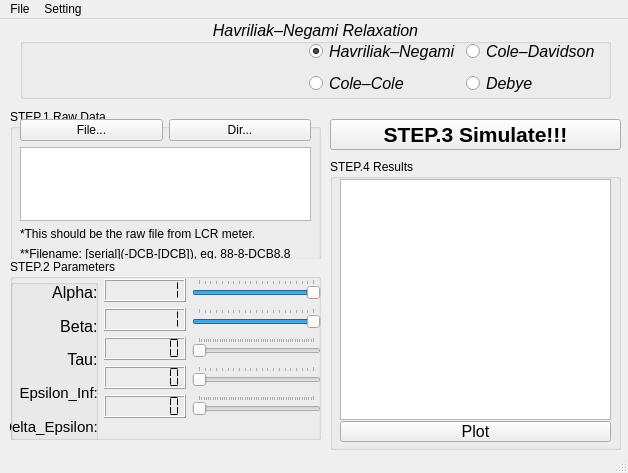
Before: the Qt Designer form app/ui/simulator_ui.ui in obliviousgarden/DataProcessingPlatform, drawn with Qt 5.
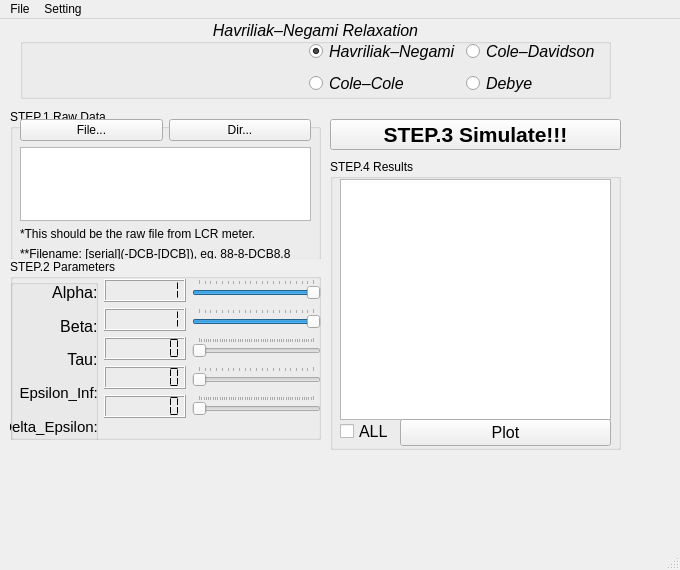
After: the same form once the commit is applied. Icons and pictures are not drawn.

Commit message: 第15次提交 增加了全选按钮 改进了低频去噪声的方法 修复了dir不选择导致的崩溃BUG 修复了results导出是有旧数据的BUG

Diff of the .ui file:
```diff
--- a/app/ui/simulator_ui.ui
+++ b/app/ui/simulator_ui.ui
@@ -6,8 +6,8 @@
    <rect>
     <x>0</x>
     <y>0</y>
-    <width>628</width>
-    <height>473</height>
+    <width>680</width>
+    <height>570</height>
    </rect>
   </property>
   <property name="sizePolicy">
@@ -545,27 +545,6 @@
     <property name="title">
      <string>STEP.4 Results</string>
     </property>
-    <widget class="QPushButton" name="PushButton_plot">
-     <property name="geometry">
-      <rect>
-       <x>10</x>
-       <y>262</y>
-       <width>271</width>
-       <height>21</height>
-      </rect>
-     </property>
-     <property name="font">
-      <font>
-       <pointsize>12</pointsize>
-      </font>
-     </property>
-     <property name="cursor">
-      <cursorShape>PointingHandCursor</cursorShape>
-     </property>
-     <property name="text">
-      <string>Plot</string>
-     </property>
-    </widget>
     <widget class="QListView" name="ListView_results">
      <property name="geometry">
       <rect>
@@ -576,6 +555,45 @@
       </rect>
      </property>
     </widget>
+    <widget class="QWidget" name="formLayoutWidget_2">
+     <property name="geometry">
+      <rect>
+       <x>10</x>
+       <y>260</y>
+       <width>271</width>
+       <height>31</height>
+      </rect>
+     </property>
+     <layout class="QFormLayout" name="formLayout">
+      <item row="0" column="0">
+       <widget class="QCheckBox" name="CheckBox_All">
+        <property name="font">
+         <font>
+          <pointsize>12</pointsize>
+         </font>
+        </property>
+        <property name="text">
+         <string>ALL</string>
+        </property>
+       </widget>
+      </item>
+      <item row="0" column="1">
+       <widget class="QPushButton" name="PushButton_plot">
+        <property name="font">
+         <font>
+          <pointsize>12</pointsize>
+         </font>
+        </property>
+        <property name="cursor">
+         <cursorShape>PointingHandCursor</cursorShape>
+        </property>
+        <property name="text">
+         <string>Plot</string>
+        </property>
+       </widget>
+      </item>
+     </layout>
+    </widget>
    </widget>
    <widget class="QGroupBox" name="GroupBox_title">
     <property name="geometry">
@@ -673,7 +691,7 @@
     <rect>
      <x>0</x>
      <y>0</y>
-     <width>628</width>
+     <width>680</width>
      <height>23</height>
     </rect>
    </property>
```
The commit also changes 4 other files.
